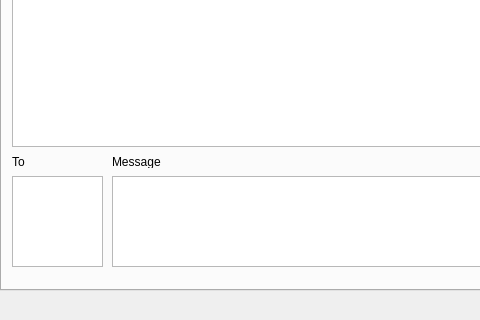
Old version of the form code/Client/UI_Client.ui in the repository hahastudio/CodeCafe; both pictures show x 0 to 480 and y 169 to 489 of the 757 by 489 pixel window.
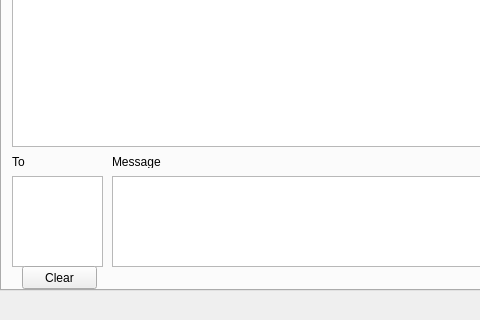
New version of the form.

What changed in the file:
```diff
--- a/code/Client/UI_Client.ui
+++ b/code/Client/UI_Client.ui
@@ -160,6 +160,19 @@
        </rect>
       </property>
      </widget>
+     <widget class="QPushButton" name="clearButton">
+      <property name="geometry">
+       <rect>
+        <x>20</x>
+        <y>390</y>
+        <width>75</width>
+        <height>23</height>
+       </rect>
+      </property>
+      <property name="text">
+       <string>Clear</string>
+      </property>
+     </widget>
     </widget>
     <widget class="QWidget" name="Tab3">
      <attribute name="title">
```
